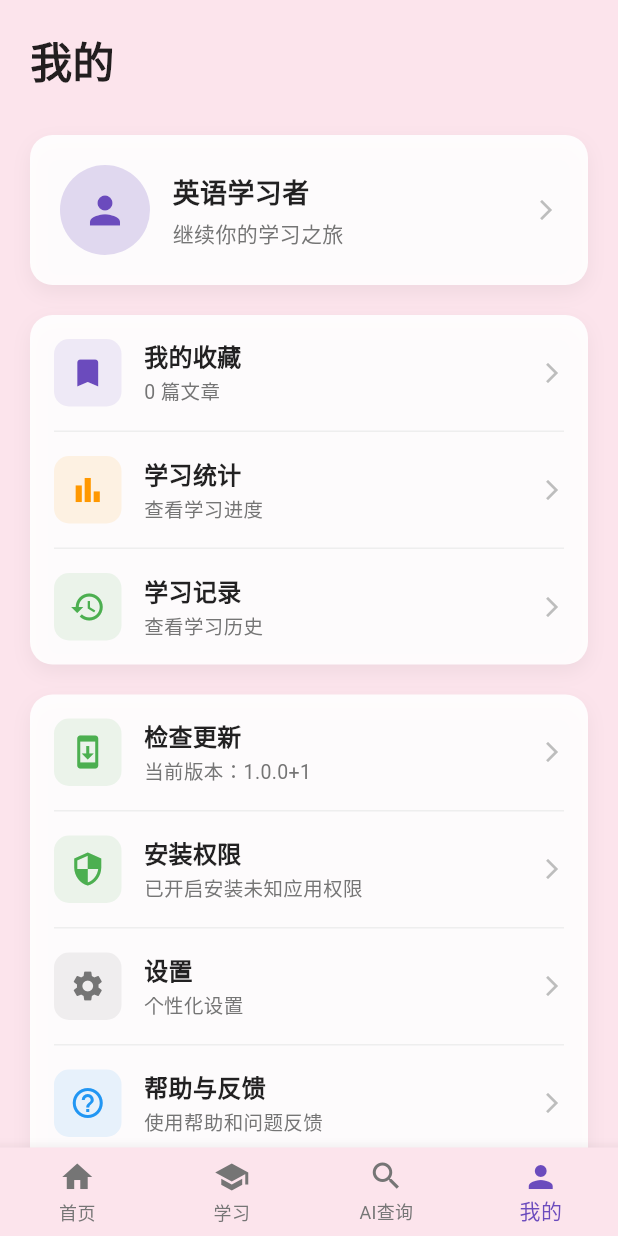
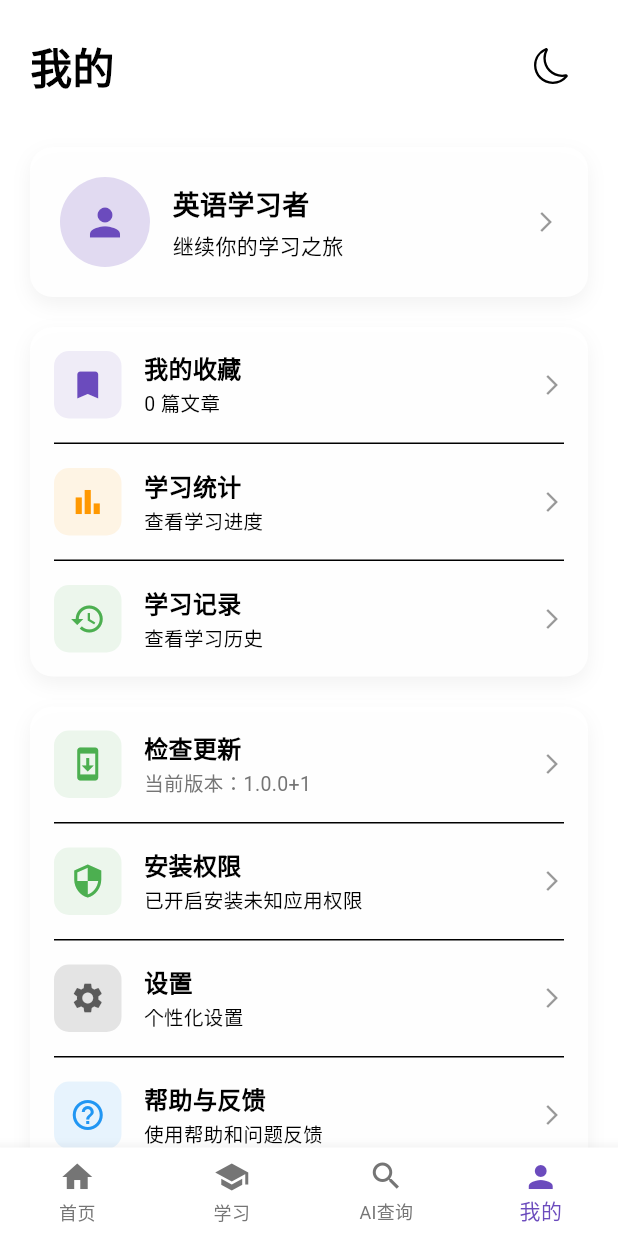
Before and after one commit to Dolores18/mika_app, a Flutter app: the screen it shows after launch, item 4 of the bottom bar chosen, on a phone screen of 412 x 824 dp. Run offline on Flutter 3.47's test engine with Material 3 defaults, Android fonts, the phone set to English and light mode, and no system bars; our stand-ins replace device_info_plus, flutter_markdown, flutter_riverpod, flutter_svg, get, isar and 7 more; missing offline and left inert: android_intent_plus, flutter_inappwebview, markdown; accounts and stored records are empty; generated files the repository leaves out were written again; network calls fail.

Commit message:
add light/dart mod toggle

```diff
--- a/lib/main.dart
+++ b/lib/main.dart
@@ -7,7 +7,7 @@ import 'services/database_service.dart';
 import 'utils/logger.dart';
 
 import 'pages/word_lookup_page.dart';
-import 'pages/reading_page.dart';
+import 'package:mika_app/pages/reading_page.dart' as reading_page;
 import 'pages/profile_page.dart';
 
 void main() async {
@@ -53,22 +53,22 @@ class MyApp extends StatelessWidget {
     return GetMaterialApp(
       title: 'AI 语言助手',
       theme: ThemeData(
-        primarySwatch: Colors.pink,
+        primarySwatch: Colors.grey,
         visualDensity: VisualDensity.adaptivePlatformDensity,
-        scaffoldBackgroundColor: const Color(0xFFFCE4EC), // 淡粉色
+        scaffoldBackgroundColor: Colors.white,
         colorScheme: ColorScheme.fromSwatch(
-          primarySwatch: Colors.pink,
+          primarySwatch: Colors.grey,
           accentColor: const Color(0xFF6b4bbd),
-          backgroundColor: const Color(0xFFFCE4EC),
+          backgroundColor: Colors.white,
           brightness: Brightness.light,
         ),
       ),
       darkTheme: ThemeData(
-        primarySwatch: Colors.pink,
+        primarySwatch: Colors.grey,
         visualDensity: VisualDensity.adaptivePlatformDensity,
         scaffoldBackgroundColor: const Color(0xFF121212), // 标准的深色主题背景
         colorScheme: ColorScheme.fromSwatch(
-          primarySwatch: Colors.pink,
+          primarySwatch: Colors.grey,
           accentColor: const Color(0xFF9D82E8), // 稍亮的紫色以提高对比度
           backgroundColor: const Color(0xFF121212),
           brightness: Brightness.dark,
@@ -93,7 +93,7 @@ class _MainScreenState extends State<MainScreen> {
 
   final List<Widget> _pages = [
     const Center(child: Text('首页')),
-    const ReadingPage(),
+    reading_page.ReadingPage(),
     const Center(child: Text('占位符')),
     ProfilePage(),
   ];
--- a/lib/pages/profile_page.dart
+++ b/lib/pages/profile_page.dart
@@ -1,4 +1,5 @@
 import 'package:flutter/material.dart';
+import 'package:flutter_svg/flutter_svg.dart';
 import 'package:get/get.dart';
 import '../controllers/bookmark_controller.dart';
 import '../controllers/update_controller.dart';
@@ -13,8 +14,9 @@ class ProfilePage extends StatelessWidget {
 
   @override
   Widget build(BuildContext context) {
+    final theme = Theme.of(context);
     return Scaffold(
-      backgroundColor: const Color(0xFFFCE4EC),
+      backgroundColor: theme.scaffoldBackgroundColor,
       body: SafeArea(
         child: SingleChildScrollView(
           padding: const EdgeInsets.all(20),
@@ -22,26 +24,49 @@ class ProfilePage extends StatelessWidget {
             crossAxisAlignment: CrossAxisAlignment.start,
             children: [
               // 标题
-              const Text(
-                '我的',
-                style: TextStyle(
-                  fontSize: 28,
-                  fontWeight: FontWeight.bold,
-                  color: Colors.black87,
-                ),
+              Row(
+                mainAxisAlignment: MainAxisAlignment.spaceBetween,
+                children: [
+                  Text(
+                    '我的',
+                    style: TextStyle(
+                      fontSize: 28,
+                      fontWeight: FontWeight.bold,
+                      color: theme.textTheme.headlineSmall?.color,
+                    ),
+                  ),
+                  IconButton(
+                    icon: SvgPicture.asset(
+                      Get.isDarkMode
+                          ? 'assets/icons/sun.svg'
+                          : 'assets/icons/moon.svg',
+                      width: 24,
+                      height: 24,
+                      colorFilter: ColorFilter.mode(
+                        theme.colorScheme.onSurface,
+                        BlendMode.srcIn,
+                      ),
+                    ),
+                    onPressed: () {
+                      Get.changeThemeMode(
+                        Get.isDarkMode ? ThemeMode.light : ThemeMode.dark,
+                      );
+                    },
+                  ),
+                ],
               ),
               const SizedBox(height: 30),
 
               // 用户信息卡片
-              _buildUserInfoCard(),
+              _buildUserInfoCard(context),
               const SizedBox(height: 20),
 
               // 功能列表
-              _buildFunctionList(),
+              _buildFunctionList(context),
               const SizedBox(height: 20),
 
               // 设置列表
-              _buildSettingsList(),
+              _buildSettingsList(context),
             ],
           ),
         ),
@@ -50,16 +75,17 @@ class ProfilePage extends StatelessWidget {
   }
 
   // 用户信息卡片
-  Widget _buildUserInfoCard() {
+  Widget _buildUserInfoCard(BuildContext context) {
+    final theme = Theme.of(context);
     return Container(
       width: double.infinity,
       padding: const EdgeInsets.all(20),
       decoration: BoxDecoration(
-        color: Colors.white.withOpacity(0.9),
+        color: theme.cardColor.withOpacity(0.9),
         borderRadius: BorderRadius.circular(15),
         boxShadow: [
           BoxShadow(
-            color: Colors.black.withOpacity(0.05),
+            color: theme.shadowColor.withOpacity(0.05),
             blurRadius: 10,
             offset: const Offset(0, 5),
           ),
@@ -72,12 +98,12 @@ class ProfilePage extends StatelessWidget {
             width: 60,
             height: 60,
             decoration: BoxDecoration(
-              color: const Color(0xFF6b4bbd).withOpacity(0.2),
+              color: theme.colorScheme.secondary.withOpacity(0.2),
               borderRadius: BorderRadius.circular(30),
             ),
-            child: const Icon(
+            child: Icon(
               Icons.person,
-              color: Color(0xFF6b4bbd),
+              color: theme.colorScheme.secondary,
               size: 30,
             ),
           ),
@@ -88,12 +114,12 @@ class ProfilePage extends StatelessWidget {
             child: Column(
               crossAxisAlignment: CrossAxisAlignment.start,
               children: [
-                const Text(
+                Text(
                   '英语学习者',
                   style: TextStyle(
                     fontSize: 18,
                     fontWeight: FontWeight.bold,
-                    color: Colors.black87,
+                    color: theme.textTheme.titleMedium?.color,
                   ),
                 ),
                 const SizedBox(height: 4),
@@ -101,7 +127,7 @@ class ProfilePage extends StatelessWidget {
                   '继续你的学习之旅',
                   style: TextStyle(
                     fontSize: 14,
-                    color: Colors.grey[600],
+                    color: theme.textTheme.bodyMedium?.color,
                   ),
                 ),
               ],
@@ -111,7 +137,7 @@ class ProfilePage extends StatelessWidget {
           // 右箭头
           Icon(
             Icons.arrow_forward_ios,
-            color: Colors.grey[400],
+            color: theme.colorScheme.onSurface.withOpacity(0.4),
             size: 16,
           ),
         ],
@@ -120,14 +146,15 @@ class ProfilePage extends StatelessWidget {
   }
 
   // 功能列表
-  Widget _buildFunctionList() {
+  Widget _buildFunctionList(BuildContext context) {
+    final theme = Theme.of(context);
     return Container(
       decoration: BoxDecoration(
-        color: Colors.white.withOpacity(0.9),
+        color: theme.cardColor.withOpacity(0.9),
         borderRadius: BorderRadius.circular(15),
         boxShadow: [
           BoxShadow(
-            color: Colors.black.withOpacity(0.05),
+            color: theme.shadowColor.withOpacity(0.05),
             blurRadius: 10,
             offset: const Offset(0, 5),
           ),
@@ -137,20 +164,22 @@ class ProfilePage extends StatelessWidget {
         children: [
           // 我的收藏
           Obx(() => _buildMenuItem(
+                context,
                 icon: Icons.bookmark,
                 title: '我的收藏',
                 subtitle: '${bookmarkController.bookmarkCount} 篇文章',
-                color: const Color(0xFF6b4bbd),
+                color: theme.colorScheme.secondary,
                 onTap: () {
                   log.i('点击我的收藏');
                   Get.to(() => BookmarkPage());
                 },
               )),
 
-          _buildDivider(),
+          _buildDivider(context),
 
           // 学习统计
           _buildMenuItem(
+            context,
             icon: Icons.bar_chart,
             title: '学习统计',
             subtitle: '查看学习进度',
@@ -164,10 +193,11 @@ class ProfilePage extends StatelessWidget {
             },
           ),
 
-          _buildDivider(),
+          _buildDivider(context),
 
           // 学习记录
           _buildMenuItem(
+            context,
             icon: Icons.history,
             title: '学习记录',
             subtitle: '查看学习历史',
@@ -186,14 +216,15 @@ class ProfilePage extends StatelessWidget {
   }
 
   // 设置列表
-  Widget _buildSettingsList() {
+  Widget _buildSettingsList(BuildContext context) {
+    final theme = Theme.of(context);
     return Container(
       decoration: BoxDecoration(
-        color: Colors.white.withOpacity(0.9),
+        color: theme.cardColor.withOpacity(0.9),
         borderRadius: BorderRadius.circular(15),
         boxShadow: [
           BoxShadow(
-            color: Colors.black.withOpacity(0.05),
+            color: theme.shadowColor.withOpacity(0.05),
             blurRadius: 10,
             offset: const Offset(0, 5),
           ),
@@ -202,21 +233,22 @@ class ProfilePage extends StatelessWidget {
       child: Column(
         children: [
           // 应用更新
-          _buildUpdateMenuItem(),
+          _buildUpdateMenuItem(context),
 
-          _buildDivider(),
+          _buildDivider(context),
 
           // 安装权限设置
-          _buildInstallPermissionMenuItem(),
+          _buildInstallPermissionMenuItem(context),
 
-          _buildDivider(),
+          _buildDivider(context),
 
           // 设置
           _buildMenuItem(
+            context,
             icon: Icons.settings,
             title: '设置',
             subtitle: '个性化设置',
-            color: Colors.grey[600]!,
+            color: theme.colorScheme.onSurface.withOpacity(0.6),
             onTap: () {
               Get.snackbar(
                 '功能开发中',
@@ -226,29 +258,31 @@ class ProfilePage extends StatelessWidget {
             },
           ),
 
-          _buildDivider(),
+          _buildDivider(context),
 
           // 帮助与反馈
           _buildMenuItem(
+            context,
             icon: Icons.help_outline,
             title: '帮助与反馈',
             subtitle: '使用帮助和问题反馈',
             color: Colors.blue,
             onTap: () {
-              _showFeedbackDialog();
+              _showFeedbackDialog(context);
             },
           ),
 
-          _buildDivider(),
+          _buildDivider(context),
 
           // 关于
           _buildMenuItem(
+            context,
             icon: Icons.info_outline,
             title: '关于',
             subtitle: '版本信息',
             color: Colors.teal,
             onTap: () {
-              _showAboutDialog();
+              _showAboutDialog(context);
             },
           ),
         ],
@@ -257,13 +291,14 @@ class ProfilePage extends StatelessWidget {
   }
 
   // 菜单项
-  Widget _buildMenuItem({
+  Widget _buildMenuItem(BuildContext context, {
     required IconData icon,
     required String title,
     required String subtitle,
     required Color color,
     required VoidCallback onTap,
   }) {
+    final theme = Theme.of(context);
     return InkWell(
       onTap: onTap,
       borderRadius: BorderRadius.circular(15),
@@ -294,10 +329,10 @@ class ProfilePage extends StatelessWidget {
                 children: [
                   Text(
                     title,
-                    style: const TextStyle(
+                    style: TextStyle(
                       fontSize: 16,
                       fontWeight: FontWeight.w600,
-                      color: Colors.black87,
+                      color: theme.textTheme.titleMedium?.color,
                     ),
                   ),
                   const SizedBox(height: 2),
@@ -305,7 +340,7 @@ class ProfilePage extends StatelessWidget {
                     subtitle,
                     style: TextStyle(
                       fontSize: 13,
-                      color: Colors.grey[600],
+                      color: theme.textTheme.bodyMedium?.color,
                     ),
                   ),
                 ],
@@ -315,7 +350,7 @@ class ProfilePage extends StatelessWidget {
             // 右箭头
             Icon(
               Icons.arrow_forward_ios,
-              color: Colors.grey[400],
+              color: theme.colorScheme.onSurface.withOpacity(0.4),
               size: 16,
             ),
           ],
@@ -325,7 +360,8 @@ class ProfilePage extends StatelessWidget {
   }
 
   // 构建更新菜单项
-  Widget _buildUpdateMenuItem() {
+  Widget _buildUpdateMenuItem(BuildContext context) {
+    final theme = Theme.of(context);
     return Obx(() {
       final hasUpdate = updateController.hasUpdate;
       final isChecking = updateController.isCheckingUpdate;
@@ -394,10 +430,10 @@ class ProfilePage extends StatelessWidget {
                       children: [
                         Text(
                           title,
-                          style: const TextStyle(
+                          style: TextStyle(
                             fontSize: 16,
                             fontWeight: FontWeight.w600,
-                            color: Colors.black87,
+                            color: theme.textTheme.titleMedium?.color,
                           ),
                         ),
                         if (isChecking || isDownloading)
@@ -441,7 +477,7 @@ class ProfilePage extends StatelessWidget {
                         padding: const EdgeInsets.only(top: 4),
                         child: LinearProgressIndicator(
                           value: updateController.downloadProgress / 100,
-                          backgroundColor: Colors.grey[200],
+                          backgroundColor: theme.colorScheme.surfaceVariant,
                           valueColor: AlwaysStoppedAnimation<Color>(iconColor),
                         ),
                       ),
@@ -459,7 +495,7 @@ class ProfilePage extends StatelessWidget {
               else
                 Icon(
                   Icons.arrow_forward_ios,
-                  color: Colors.grey[400],
+                  color: theme.colorScheme.onSurface.withOpacity(0.4),
                   size: 16,
                 ),
             ],
@@ -470,11 +506,12 @@ class ProfilePage extends StatelessWidget {
   }
 
   // 构建安装权限菜单项
-  Widget _buildInstallPermissionMenuItem() {
+  Widget _buildInstallPermissionMenuItem(BuildContext context) {
     return Obx(() {
       final canInstall = updateController.canInstall;
 
       return _buildMenuItem(
+        context,
         icon: Icons.security,
         title: '安装权限',
         subtitle: canInstall ? '已开启安装未知应用权限' : '需要开启安装未知应用权限',
@@ -525,18 +562,20 @@ class ProfilePage extends StatelessWidget {
   }
 
   // 分割线
-  Widget _buildDivider() {
+  Widget _buildDivider(BuildContext context) {
+    final theme = Theme.of(context);
     return Padding(
       padding: const EdgeInsets.symmetric(horizontal: 16),
       child: Divider(
-        color: Colors.grey[200],
+        color: theme.dividerColor,
         height: 1,
       ),
     );
   }
 
   // 显示反馈对话框
-  void _showFeedbackDialog() {
+  void _showFeedbackDialog(BuildContext context) {
+    final theme = Theme.of(context);
     Get.dialog(
       AlertDialog(
         title: const Text('帮助与反馈'),
@@ -579,14 +618,14 @@ class ProfilePage extends StatelessWidget {
               child: Container(
                 padding: const EdgeInsets.all(12),
                 decoration: BoxDecoration(
-                  color: Colors.grey.withOpacity(0.1),
+                  color: theme.colorScheme.surfaceVariant,
                   borderRadius: BorderRadius.circular(8),
                 ),
-                child: const Row(
+                child: Row(
                   children: [
-                    Icon(Icons.bug_report, color: Colors.grey),
-                    SizedBox(width: 8),
-                    Text('GitHub Issues'),
+                    Icon(Icons.bug_report, color: theme.colorScheme.onSurface),
+                    const SizedBox(width: 8),
+                    const Text('GitHub Issues'),
                   ],
                 ),
               ),
@@ -604,7 +643,8 @@ class ProfilePage extends StatelessWidget {
   }
 
   // 显示关于对话框
-  void _showAboutDialog() {
+  void _showAboutDialog(BuildContext context) {
+    final theme = Theme.of(context);
     Get.dialog(
       AlertDialog(
         title: const Text('关于'),
@@ -624,10 +664,10 @@ class ProfilePage extends StatelessWidget {
             // GitHub项目链接
             InkWell(
               onTap: updateController.openGitHubRepo,
-              child: const Text(
+              child: Text(
                 'GitHub：https://github.com/Dolores18/mika_app',
                 style: TextStyle(
-                  color: Colors.blue,
+                  color: theme.colorScheme.primary,
                   decoration: TextDecoration.underline,
                 ),
               ),
@@ -648,10 +688,10 @@ class ProfilePage extends StatelessWidget {
                 const SizedBox(width: 4),
                 InkWell(
                   onTap: updateController.openGitHubRelease,
-                  child: const Text(
+                  child: Text(
                     '点击访问',
                     style: TextStyle(
-                      color: Colors.blue,
+                      color: theme.colorScheme.primary,
                       decoration: TextDecoration.underline,
                       fontWeight: FontWeight.w500,
                     ),
--- a/lib/pages/word_search_page.dart
+++ b/lib/pages/word_search_page.dart
@@ -138,7 +138,7 @@ class _WordSearchPageState extends State<WordSearchPage> {
         ),
         boxShadow: [
           BoxShadow(
-            color: Colors.grey.withOpacity(0.1),
+            color: theme.shadowColor.withOpacity(0.1),
             spreadRadius: 0,
             blurRadius: 8,
             offset: const Offset(0, 2),
@@ -166,7 +166,7 @@ class _WordSearchPageState extends State<WordSearchPage> {
                   widget.title ?? '日语词典',
                   style: TextStyle(
                     fontSize: 14,
-                    color: Colors.grey[500],
+                    color: theme.textTheme.bodySmall?.color,
                     fontWeight: FontWeight.w500,
                   ),
                 ),
--- a/pubspec.yaml
+++ b/pubspec.yaml
@@ -56,6 +56,7 @@ dependencies:
   device_info_plus: ^10.1.0
   android_intent_plus: ^4.0.3
   url_launcher: ^6.2.4
+  flutter_svg: ^2.0.9
 
 dev_dependencies:
   flutter_test:
@@ -87,6 +88,7 @@ flutter:
     - assets/renderer/
     - assets/renderer/styles/
     - assets/dict/ja/
+    - assets/icons/
 
   # An image asset can refer to one or more resolution-specific "variants", see
   # https://flutter.dev/to/resolution-aware-images
```
Also changed, not shown: lib/pages/article_list_page.dart (+9 -6 lines), lib/pages/bookmark_page.dart (+7 -5 lines), lib/pages/reading_page.dart (+15 -17 lines), lib/pages/word_lookup_page.dart (+84 -75 lines), assets/icons/moon.svg (added), assets/icons/sun.svg (added), pubspec.lock.
